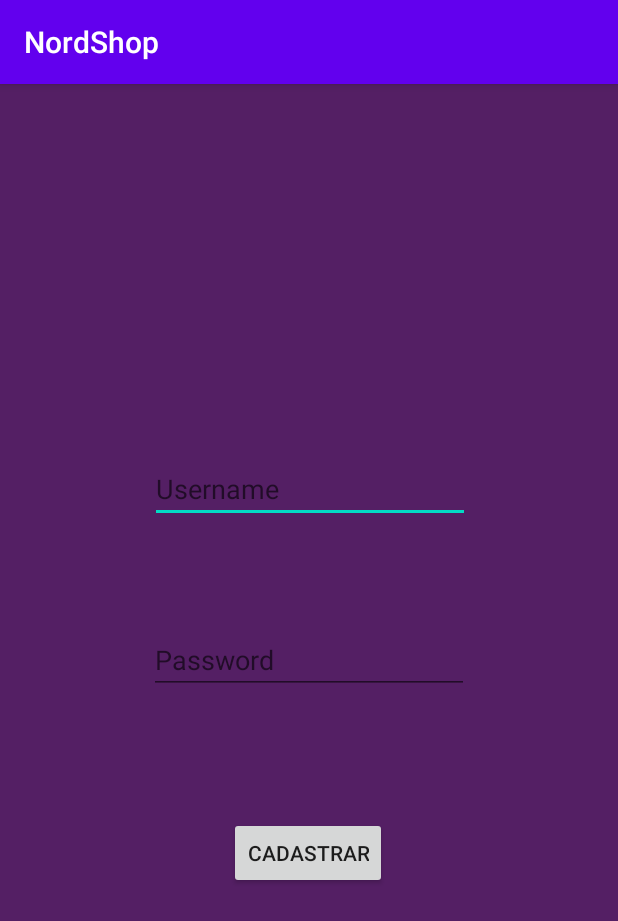
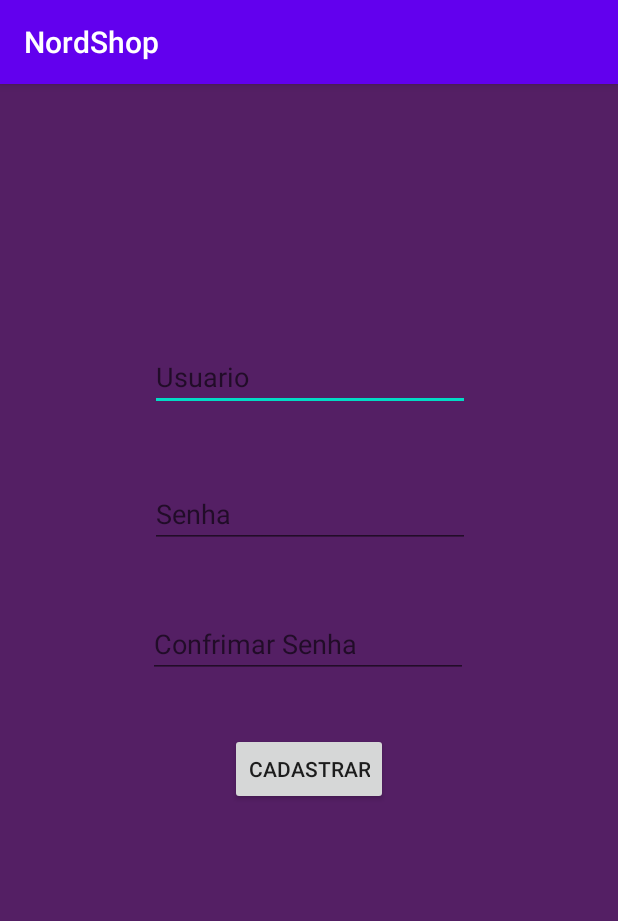
Before and after one commit to EzequielBitencourt/NordShop, an Android app: the CadastroUsuarioActivity screen opened directly, with no data from a screen before it, after a tap on "CADASTRAR", on a phone screen of 412 x 824 dp. Shown: the top 921 px of the screen. Run offline under Robolectric (Android 15) with nearby library versions, the phone set to English and light mode, and no system bars; Roboto replaces fonts that are not available here.

Commit message:
Cadastro melhorado

```diff
--- a/app/src/main/java/com/example/nordshop/CadastroUsuarioActivity.java
+++ b/app/src/main/java/com/example/nordshop/CadastroUsuarioActivity.java
@@ -1,7 +1,9 @@
 package com.example.nordshop;
 
+import android.content.Intent;
 import android.os.Bundle;
 import android.view.View;
+import android.widget.Button;
 import android.widget.EditText;
 import android.widget.Toast;
 
@@ -13,6 +15,7 @@ import com.example.nordshop.database.UsuarioDAO;
 public class CadastroUsuarioActivity extends AppCompatActivity {
         private EditText usuario;
         private EditText senha;
+        private EditText conSenha;
         private UsuarioDAO dao;
 
     @Override
@@ -22,14 +25,36 @@ public class CadastroUsuarioActivity extends AppCompatActivity {
 
         usuario = findViewById(R.id.editTextPersonUsername);
         senha = findViewById(R.id.editTextPersonPassword);
+        conSenha = findViewById(R.id.editTextPersonConfirmPassword);
         dao = new UsuarioDAO(this);
+
     }
 
     public void salvar(View view){
         Usuario u = new Usuario();
-        u.setUsuario(usuario.getText().toString());
-        u.setSenha(senha.getText().toString());
-        long id = dao.inserir(u);
-        Toast.makeText(this,"Usuario inserido com id: "+id,Toast.LENGTH_SHORT).show();
+        String usuarioString = usuario.getText().toString();
+        String senhaString = senha.getText().toString();
+        String conSenhaString = conSenha.getText().toString();
+
+
+        if(usuarioString.equals("")||senhaString.equals("")||conSenhaString.equals("")){
+            Toast.makeText(getApplicationContext(),"Os campos estão vazios",Toast.LENGTH_SHORT).show();
+        }else {
+            if(senhaString.equals(conSenhaString)){
+                u.setUsuario(usuarioString);
+                u.setSenha(senhaString);
+                dao.inserir(u);
+                openLogin();
+                Toast.makeText(getApplicationContext(),"Usuario cadastrado com sucesso",Toast.LENGTH_SHORT).show();
+            }else {
+                Toast.makeText(getApplicationContext(),"Não foi possivel confirmar a senha",Toast.LENGTH_SHORT).show();
+            }
+        }
     }
+
+    private void openLogin() {
+        Intent intent = new Intent(this, TelaLogin.class);
+        startActivity(intent);
+    }
+
 }
--- a/app/src/main/java/com/example/nordshop/database/Conection.java
+++ b/app/src/main/java/com/example/nordshop/database/Conection.java
@@ -27,9 +27,10 @@ public class Conection extends SQLiteOpenHelper {
     }
 
     @Override
-    public void onUpgrade(SQLiteDatabase sqLiteDatabase, int i, int i1) {
+    public void onUpgrade(SQLiteDatabase db, int i, int i1) {
+        db.execSQL("drop table if exists usuario");
+    }
 
-    }
     public Boolean CheckUserNameAndPass(String username,String senha) throws UserNotFoundException {
         SQLiteDatabase db = this.getReadableDatabase();
         Cursor cursor = db.rawQuery("select * from usuario where userName=? and senha=?",new String[]{username,senha});
--- a/app/src/main/res/layout/activity_cadastro_usuario.xml
+++ b/app/src/main/res/layout/activity_cadastro_usuario.xml
@@ -15,35 +15,50 @@
         android:text="Cadastrar"
         app:layout_constraintBottom_toBottomOf="parent"
         app:layout_constraintEnd_toEndOf="parent"
-        app:layout_constraintHorizontal_bias="0.498"
         app:layout_constraintStart_toStartOf="parent"
         app:layout_constraintTop_toTopOf="parent"
-        app:layout_constraintVertical_bias="0.679" />
+        app:layout_constraintVertical_bias="0.601" />
 
     <EditText
         android:id="@+id/editTextPersonUsername"
         android:layout_width="wrap_content"
         android:layout_height="wrap_content"
+        android:ems="10"
         android:hint="@string/prompt_username"
-        android:ems="10"
         android:inputType="textPersonName"
         app:layout_constraintBottom_toBottomOf="parent"
         app:layout_constraintEnd_toEndOf="parent"
         app:layout_constraintHorizontal_bias="0.502"
         app:layout_constraintStart_toStartOf="parent"
         app:layout_constraintTop_toTopOf="parent"
-        app:layout_constraintVertical_bias="0.342" />
+        app:layout_constraintVertical_bias="0.239" />
 
     <EditText
         android:id="@+id/editTextPersonPassword"
         android:layout_width="wrap_content"
         android:layout_height="wrap_content"
+        android:ems="10"
         android:hint="@string/prompt_password"
-        android:ems="10"
         android:inputType="textPassword"
         app:layout_constraintBottom_toBottomOf="parent"
         app:layout_constraintEnd_toEndOf="parent"
+        app:layout_constraintHorizontal_bias="0.502"
         app:layout_constraintStart_toStartOf="parent"
-        app:layout_constraintTop_toTopOf="parent" />
+        app:layout_constraintTop_toTopOf="parent"
+        app:layout_constraintVertical_bias="0.365" />
+
+    <EditText
+        android:id="@+id/editTextPersonConfirmPassword"
+        android:layout_width="wrap_content"
+        android:layout_height="wrap_content"
+        android:ems="10"
+        android:hint="@string/prompt_cpassword"
+        android:inputType="textPassword"
+        app:layout_constraintBottom_toBottomOf="parent"
+        app:layout_constraintEnd_toEndOf="parent"
+        app:layout_constraintHorizontal_bias="0.497"
+        app:layout_constraintStart_toStartOf="parent"
+        app:layout_constraintTop_toTopOf="parent"
+        app:layout_constraintVertical_bias="0.485" />
 
 </androidx.constraintlayout.widget.ConstraintLayout>
--- a/app/src/main/res/values/strings.xml
+++ b/app/src/main/res/values/strings.xml
@@ -2,8 +2,9 @@
     <string name="app_name">NordShop</string>
     <string name="title_activity_login">LoginActivity</string>
     <string name="prompt_email">Email</string>
-    <string name="prompt_username">Username</string>
-    <string name="prompt_password">Password</string>
+    <string name="prompt_username">Usuario</string>
+    <string name="prompt_password">Senha</string>
+    <string name="prompt_cpassword">Confrimar Senha</string>
     <string name="action_sign_in">Sign in or register</string>
     <string name="action_sign_in_short">Sign in</string>
     <string name="welcome">"Welcome !"</string>
```
